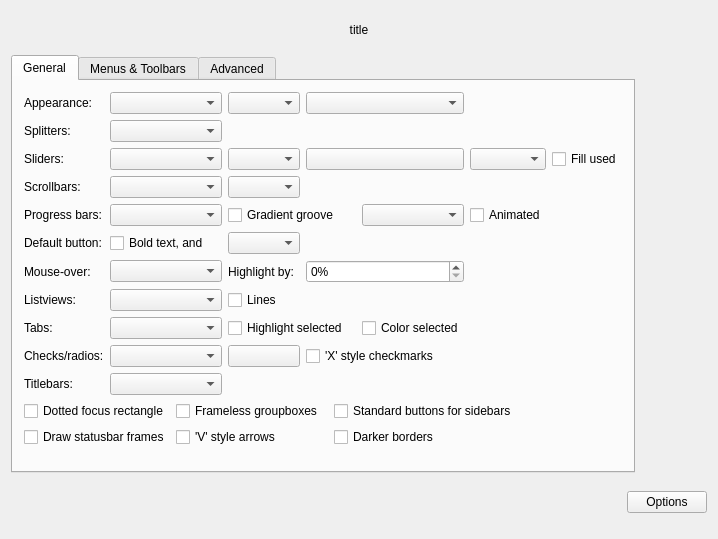
Qt form config/qtcurveconfigbase.ui (QtCurve/qtcurve) before a commit.
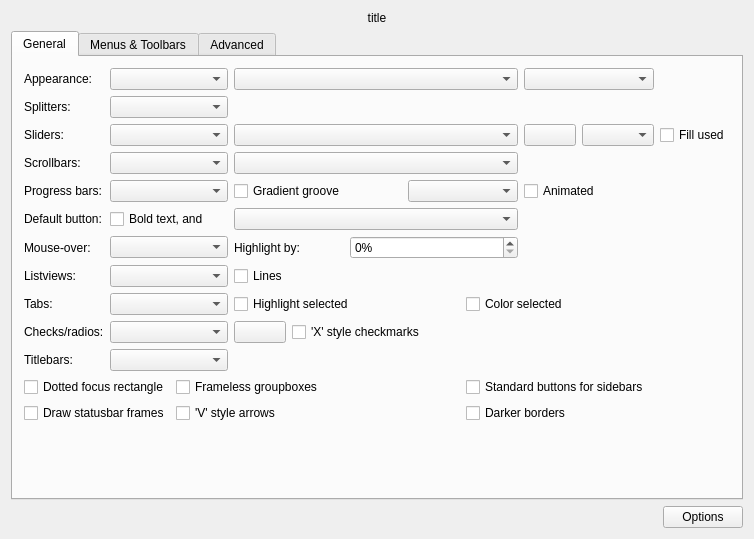
The same form after that commit. Custom widgets are drawn as their Qt base class.

```diff
--- a/config/qtcurveconfigbase.ui
+++ b/config/qtcurveconfigbase.ui
@@ -5,7 +5,7 @@
    <rect>
     <x>0</x>
     <y>0</y>
-    <width>718</width>
+    <width>754</width>
     <height>539</height>
    </rect>
   </property>
@@ -35,7 +35,7 @@
    <item row="1" column="0" colspan="2" >
     <widget class="QTabWidget" name="optionsTab" >
      <property name="sizePolicy" >
-      <sizepolicy vsizetype="Fixed" hsizetype="Fixed" >
+      <sizepolicy vsizetype="MinimumExpanding" hsizetype="MinimumExpanding" >
        <horstretch>0</horstretch>
        <verstretch>0</verstretch>
       </sizepolicy>
@@ -71,10 +71,10 @@
          </property>
         </widget>
        </item>
-       <item row="0" column="3" >
+       <item row="0" column="3" colspan="5" >
         <widget class="QComboBox" name="round" />
        </item>
-       <item row="0" column="4" colspan="3" >
+       <item row="0" column="8" colspan="2" >
         <widget class="QComboBox" name="buttonEffect" />
        </item>
        <item row="1" column="0" >
@@ -103,20 +103,20 @@
        <item row="2" column="1" colspan="2" >
         <widget class="QComboBox" name="sliderAppearance" />
        </item>
-       <item row="2" column="3" >
+       <item row="2" column="3" colspan="5" >
         <widget class="QComboBox" name="shadeSliders" />
        </item>
-       <item row="2" column="4" colspan="3" >
+       <item row="2" column="8" >
         <widget class="KColorButton" name="customSlidersColor" >
          <property name="text" >
           <string/>
          </property>
         </widget>
        </item>
-       <item row="2" column="7" >
+       <item row="2" column="9" >
         <widget class="QComboBox" name="sliderStyle" />
        </item>
-       <item row="2" column="8" >
+       <item row="2" column="10" >
         <widget class="QCheckBox" name="fillSlider" >
          <property name="text" >
           <string>Fill used</string>
@@ -136,7 +136,7 @@
        <item row="3" column="1" colspan="2" >
         <widget class="QComboBox" name="scrollbarType" />
        </item>
-       <item row="3" column="3" >
+       <item row="3" column="3" colspan="5" >
         <widget class="QComboBox" name="sliderThumbs" />
        </item>
        <item row="4" column="0" >
@@ -163,10 +163,10 @@
          </property>
         </widget>
        </item>
-       <item row="4" column="6" >
+       <item row="4" column="6" colspan="2" >
         <widget class="QComboBox" name="stripedProgress" />
        </item>
-       <item row="4" column="7" >
+       <item row="4" column="8" colspan="3" >
         <widget class="QCheckBox" name="animatedProgress" >
          <property name="text" >
           <string>Animated</string>
@@ -190,7 +190,7 @@
          </property>
         </widget>
        </item>
-       <item row="5" column="3" >
+       <item row="5" column="3" colspan="5" >
         <widget class="QComboBox" name="defBtnIndicator" />
        </item>
        <item row="6" column="0" >
@@ -210,7 +210,7 @@
          </property>
         </widget>
        </item>
-       <item row="6" column="3" >
+       <item row="6" column="3" colspan="2" >
         <widget class="QLabel" name="textLabel1_8" >
          <property name="whatsThis" >
           <string>This controls the % that widgets will be highlighted by when the mouse hovers over them</string>
@@ -223,7 +223,7 @@
          </property>
         </widget>
        </item>
-       <item row="6" column="4" colspan="3" >
+       <item row="6" column="5" colspan="3" >
         <widget class="QSpinBox" name="highlightFactor" >
          <property name="suffix" >
           <string>%</string>
@@ -269,7 +269,7 @@
        <item row="8" column="1" colspan="2" >
         <widget class="QComboBox" name="tabAppearance" />
        </item>
-       <item row="8" column="3" colspan="3" >
+       <item row="8" column="3" colspan="4" >
         <widget class="QCheckBox" name="highlightTab" >
          <property name="whatsThis" >
           <string>This will cause a coloured stripe to be drawn over the current tab.</string>
@@ -279,7 +279,7 @@
          </property>
         </widget>
        </item>
-       <item row="8" column="6" >
+       <item row="8" column="7" colspan="2" >
         <widget class="QCheckBox" name="colorSelTab" >
          <property name="text" >
           <string>Color selected</string>
@@ -342,14 +342,14 @@
          </property>
         </widget>
        </item>
-       <item row="11" column="2" colspan="3" >
+       <item row="11" column="2" colspan="5" >
         <widget class="QCheckBox" name="framelessGroupBoxes" >
          <property name="text" >
           <string>Frameless groupboxes</string>
          </property>
         </widget>
        </item>
-       <item row="11" column="5" colspan="3" >
+       <item row="11" column="7" colspan="4" >
         <widget class="QCheckBox" name="stdSidebarButtons" >
          <property name="text" >
           <string>Standard buttons for sidebars</string>
@@ -363,14 +363,14 @@
          </property>
         </widget>
        </item>
-       <item row="12" column="2" colspan="2" >
+       <item row="12" column="2" colspan="5" >
         <widget class="QCheckBox" name="vArrows" >
          <property name="text" >
           <string>'V' style arrows</string>
          </property>
         </widget>
        </item>
-       <item row="12" column="5" colspan="3" >
+       <item row="12" column="7" colspan="4" >
         <widget class="QCheckBox" name="darkerBorders" >
          <property name="text" >
           <string>Darker borders</string>
```
